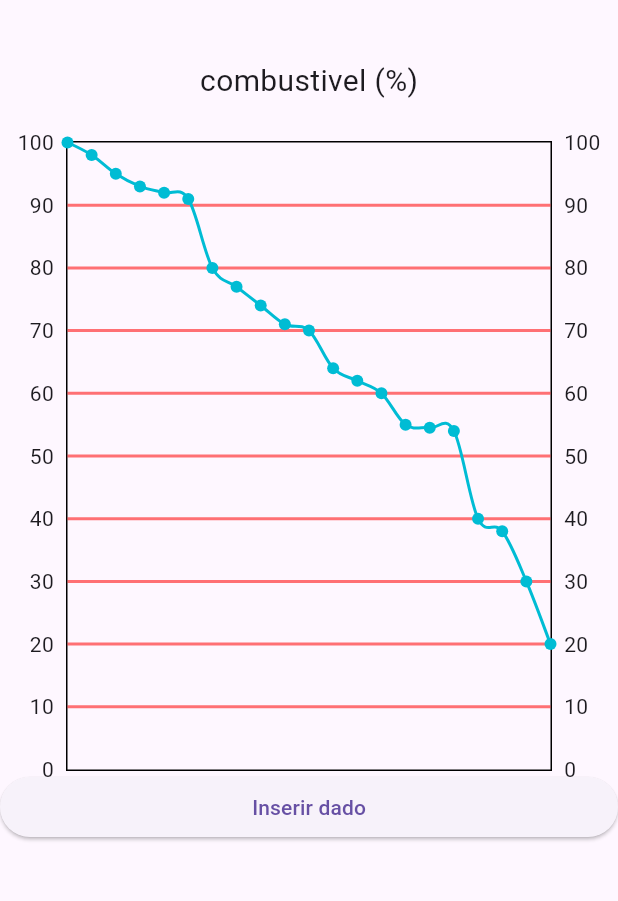
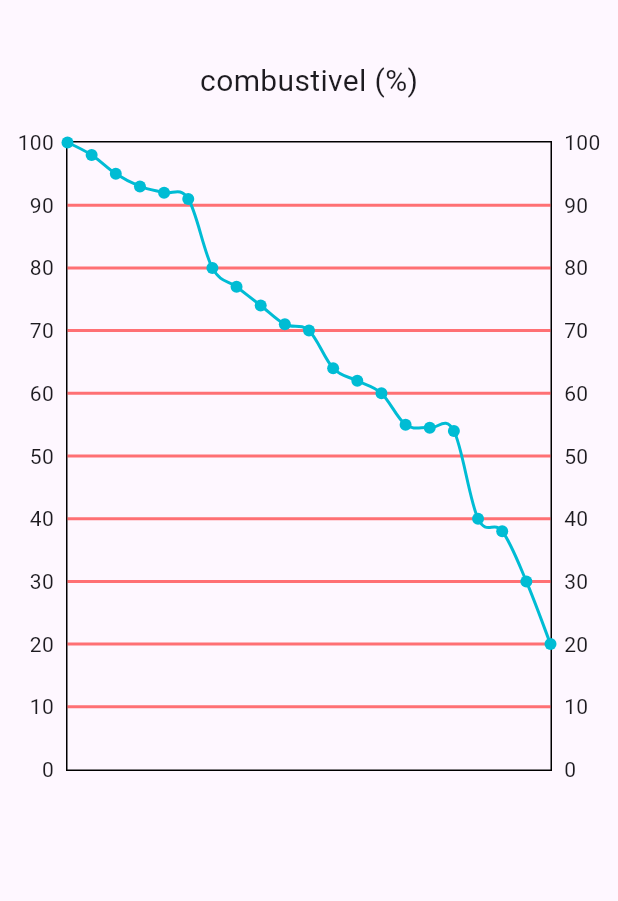
Before and after one commit to bajaunicamp/Telemetria_Flutter, a Flutter app: the Telemetria screen opened by its route, on a phone screen of 412 x 824 dp, the part 63-964 px from its top. Run offline on Flutter 3.47's test engine with Material 3 defaults, Android fonts, the phone set to English and light mode, and no system bars; drawn by our look-alikes of fl_chart; our stand-ins replace google_maps_flutter; missing offline and left inert: flutter_config.

```diff
--- a/lib/pages/telemetria.dart
+++ b/lib/pages/telemetria.dart
@@ -31,13 +31,7 @@ class _TelemetriaState extends State<Telemetria> {
           SizedBox(
             height: 500,
             child: combustivel.grafico
-            ),
-          ElevatedButton(
-           onPressed: (){
-              combustivel.inserirDado(10);
-           },
-           child: Text("Inserir dado"),
-         )
+          ),
         ],
       )
     );
```
